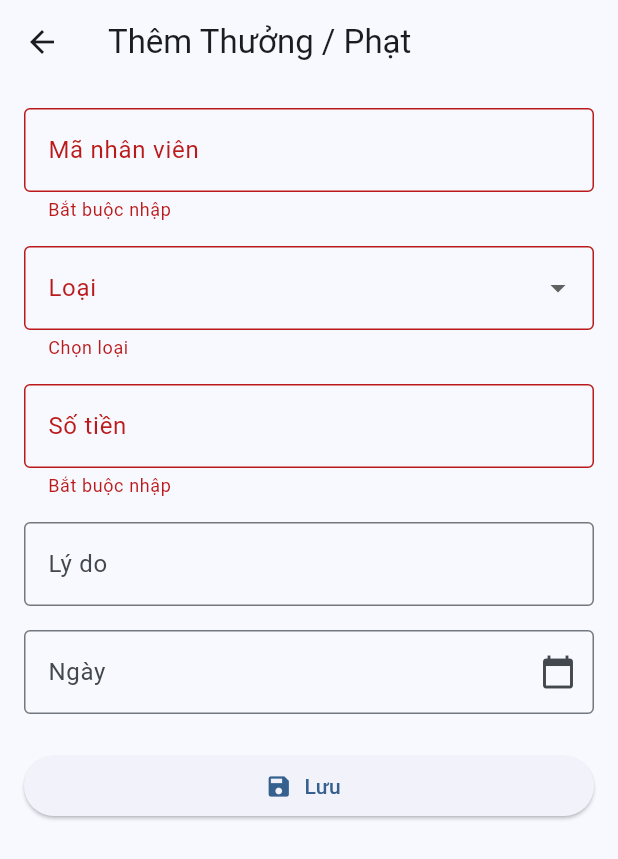
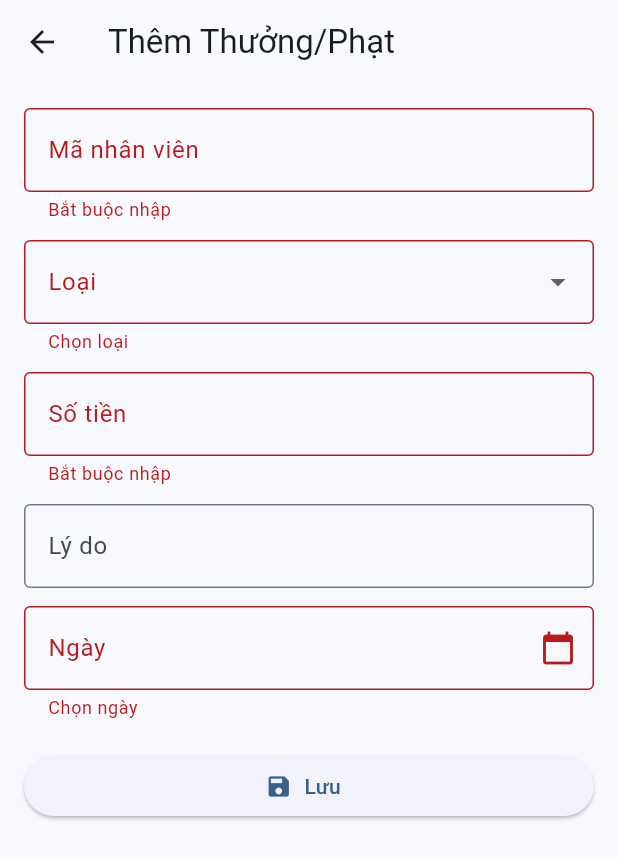
Before and after one commit to binhcuong1/attendance-app, a Flutter app: the ThuongPhatFormPage screen opened directly, after a tap on "Lưu", on a phone screen of 412 x 824 dp. Shown: the top 859 px of the screen. Run offline on Flutter 3.47's test engine with Material 3 defaults, Android fonts, the phone set to English and light mode, and no system bars; our stand-ins replace flutter_dotenv, table_calendar.

Commit message:
them sua xoa hoan thien

```diff
--- a/lib/features/thuongphat/thuongphat_form_page.dart
+++ b/lib/features/thuongphat/thuongphat_form_page.dart
@@ -4,7 +4,8 @@ import 'package:attendance_app/data/models/thuongphat_model.dart';
 import 'package:attendance_app/data/services/thuongphat_service.dart';
 
 class ThuongPhatFormPage extends StatefulWidget {
-  const ThuongPhatFormPage({Key? key}) : super(key: key);
+  final ThuongPhat? initial;
+  const ThuongPhatFormPage({Key? key, this.initial}) : super(key: key);
 
   @override
   State<ThuongPhatFormPage> createState() => _ThuongPhatFormPageState();
@@ -13,17 +14,35 @@ class ThuongPhatFormPage extends StatefulWidget {
 class _ThuongPhatFormPageState extends State<ThuongPhatFormPage> {
   final _formKey = GlobalKey<FormState>();
   final _service = ThuongPhatService();
+
   final _nhanVienCtrl = TextEditingController();
   final _soTienCtrl = TextEditingController();
   final _lyDoCtrl = TextEditingController();
   final _ngayCtrl = TextEditingController();
+
   String? _loaiTP;
   DateTime? _selectedDate;
+
+  @override
+  void initState() {
+    super.initState();
+    final i = widget.initial;
+    if (i != null) {
+      _nhanVienCtrl.text = (i.maNhanVien ?? '').toString();
+      _soTienCtrl.text = (i.soTien ?? '').toString();
+      _lyDoCtrl.text = i.lyDo ?? '';
+      _loaiTP = i.loaiTP;
+      _selectedDate = i.ngay;
+      if (i.ngay != null) {
+        _ngayCtrl.text = DateFormat('yyyy-MM-dd').format(i.ngay!);
+      }
+    }
+  }
 
   Future<void> _chonNgay() async {
     final picked = await showDatePicker(
       context: context,
-      initialDate: DateTime.now(),
+      initialDate: _selectedDate ?? DateTime.now(),
       firstDate: DateTime(2020),
       lastDate: DateTime(2100),
     );
@@ -37,26 +56,42 @@ class _ThuongPhatFormPageState extends State<ThuongPhatFormPage> {
 
   Future<void> _luu() async {
     if (!_formKey.currentState!.validate()) return;
+
     final tp = ThuongPhat(
+      maThuongPhat: widget.initial?.maThuongPhat,
       maNhanVien: int.tryParse(_nhanVienCtrl.text),
       loaiTP: _loaiTP,
       soTien: double.tryParse(_soTienCtrl.text),
       lyDo: _lyDoCtrl.text,
       ngay: _selectedDate,
     );
-    await _service.create(tp);
-    if (mounted) {
+
+    try {
+      if (tp.maThuongPhat == null) {
+        await _service.create(tp);
+        ScaffoldMessenger.of(context).showSnackBar(
+          const SnackBar(content: Text('✅ Thêm thành công')),
+        );
+      } else {
+        await _service.update(tp);
+        ScaffoldMessenger.of(context).showSnackBar(
+          const SnackBar(content: Text('✅ Cập nhật thành công')),
+        );
+      }
+      if (!mounted) return;
+      Navigator.pop(context, true);
+    } catch (e) {
       ScaffoldMessenger.of(context).showSnackBar(
-        const SnackBar(content: Text('✅ Đã thêm thưởng/phạt thành công')),
+        SnackBar(content: Text('❌ Lỗi khi lưu: $e')),
       );
-      Navigator.pop(context, true);
     }
   }
 
   @override
   Widget build(BuildContext context) {
+    final isEdit = widget.initial != null;
     return Scaffold(
-      appBar: AppBar(title: const Text('Thêm Thưởng / Phạt')),
+      appBar: AppBar(title: Text(isEdit ? 'Sửa Thưởng/Phạt' : 'Thêm Thưởng/Phạt')),
       body: Padding(
         padding: const EdgeInsets.all(16),
         child: Form(
@@ -72,7 +107,7 @@ class _ThuongPhatFormPageState extends State<ThuongPhatFormPage> {
                 ),
                 validator: (v) => v == null || v.isEmpty ? 'Bắt buộc nhập' : null,
               ),
-              const SizedBox(height: 16),
+              const SizedBox(height: 12),
               DropdownButtonFormField<String>(
                 value: _loaiTP,
                 decoration: const InputDecoration(
@@ -86,7 +121,7 @@ class _ThuongPhatFormPageState extends State<ThuongPhatFormPage> {
                 onChanged: (v) => setState(() => _loaiTP = v),
                 validator: (v) => v == null ? 'Chọn loại' : null,
               ),
-              const SizedBox(height: 16),
+              const SizedBox(height: 12),
               TextFormField(
                 controller: _soTienCtrl,
                 keyboardType: TextInputType.number,
@@ -96,7 +131,7 @@ class _ThuongPhatFormPageState extends State<ThuongPhatFormPage> {
                 ),
                 validator: (v) => v == null || v.isEmpty ? 'Bắt buộc nhập' : null,
               ),
-              const SizedBox(height: 16),
+              const SizedBox(height: 12),
               TextFormField(
                 controller: _lyDoCtrl,
                 decoration: const InputDecoration(
@@ -104,24 +139,25 @@ class _ThuongPhatFormPageState extends State<ThuongPhatFormPage> {
                   border: OutlineInputBorder(),
                 ),
               ),
-              const SizedBox(height: 16),
+              const SizedBox(height: 12),
               TextFormField(
                 controller: _ngayCtrl,
                 readOnly: true,
                 decoration: InputDecoration(
                   labelText: 'Ngày',
+                  border: const OutlineInputBorder(),
                   suffixIcon: IconButton(
                     icon: const Icon(Icons.calendar_today),
                     onPressed: _chonNgay,
                   ),
-                  border: const OutlineInputBorder(),
                 ),
+                validator: (_) => _selectedDate == null ? 'Chọn ngày' : null,
               ),
-              const SizedBox(height: 24),
+              const SizedBox(height: 20),
               ElevatedButton.icon(
                 onPressed: _luu,
                 icon: const Icon(Icons.save),
-                label: const Text('Lưu'),
+                label: Text(isEdit ? 'Cập nhật' : 'Lưu'),
               ),
             ],
           ),
```
Also changed, not shown: lib/data/services/thuongphat_service.dart (+42 -30 lines), lib/features/thuongphat/thuongphat_list_page.dart (+73 -24 lines).
